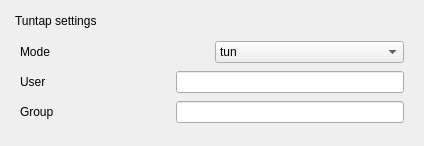
The window that sources/gui/src/tuntapwidget.ui (arcan1s/netctl-gui) describes before a commit, drawn with Qt 5.
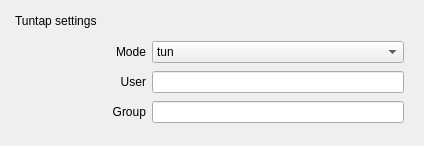
The same window after the commit.

Diff of the .ui file:
```diff
--- a/sources/gui/src/tuntapwidget.ui
+++ b/sources/gui/src/tuntapwidget.ui
@@ -28,19 +28,28 @@
         <layout class="QHBoxLayout" name="layout_mode">
          <item>
           <widget class="QLabel" name="label_mode">
-           <property name="minimumSize">
-            <size>
-             <width>150</width>
-             <height>0</height>
-            </size>
+           <property name="sizePolicy">
+            <sizepolicy hsizetype="Preferred" vsizetype="Preferred">
+             <horstretch>1</horstretch>
+             <verstretch>0</verstretch>
+            </sizepolicy>
            </property>
            <property name="text">
             <string>Mode</string>
            </property>
+           <property name="alignment">
+            <set>Qt::AlignRight|Qt::AlignTrailing|Qt::AlignVCenter</set>
+           </property>
           </widget>
          </item>
          <item>
           <widget class="QComboBox" name="comboBox_mode">
+           <property name="sizePolicy">
+            <sizepolicy hsizetype="Preferred" vsizetype="Fixed">
+             <horstretch>2</horstretch>
+             <verstretch>0</verstretch>
+            </sizepolicy>
+           </property>
            <property name="toolTip">
             <string>Either ‘tun’, or ‘tap’</string>
            </property>
@@ -62,19 +71,28 @@
         <layout class="QHBoxLayout" name="layout_user">
          <item>
           <widget class="QLabel" name="label_user">
-           <property name="minimumSize">
-            <size>
-             <width>150</width>
-             <height>0</height>
-            </size>
+           <property name="sizePolicy">
+            <sizepolicy hsizetype="Preferred" vsizetype="Preferred">
+             <horstretch>1</horstretch>
+             <verstretch>0</verstretch>
+            </sizepolicy>
            </property>
            <property name="text">
             <string>User</string>
            </property>
+           <property name="alignment">
+            <set>Qt::AlignRight|Qt::AlignTrailing|Qt::AlignVCenter</set>
+           </property>
           </widget>
          </item>
          <item>
           <widget class="QLineEdit" name="lineEdit_user">
+           <property name="sizePolicy">
+            <sizepolicy hsizetype="Expanding" vsizetype="Fixed">
+             <horstretch>2</horstretch>
+             <verstretch>0</verstretch>
+            </sizepolicy>
+           </property>
            <property name="toolTip">
             <string>The owning user of the tun/tap interface</string>
            </property>
@@ -86,19 +104,28 @@
         <layout class="QHBoxLayout" name="layout_group">
          <item>
           <widget class="QLabel" name="label_group">
-           <property name="minimumSize">
-            <size>
-             <width>150</width>
-             <height>0</height>
-            </size>
+           <property name="sizePolicy">
+            <sizepolicy hsizetype="Preferred" vsizetype="Preferred">
+             <horstretch>1</horstretch>
+             <verstretch>0</verstretch>
+            </sizepolicy>
            </property>
            <property name="text">
             <string>Group</string>
            </property>
+           <property name="alignment">
+            <set>Qt::AlignRight|Qt::AlignTrailing|Qt::AlignVCenter</set>
+           </property>
           </widget>
          </item>
          <item>
           <widget class="QLineEdit" name="lineEdit_group">
+           <property name="sizePolicy">
+            <sizepolicy hsizetype="Expanding" vsizetype="Fixed">
+             <horstretch>2</horstretch>
+             <verstretch>0</verstretch>
+            </sizepolicy>
+           </property>
            <property name="toolTip">
             <string>The owning group of the tun/tap interface</string>
            </property>
```
